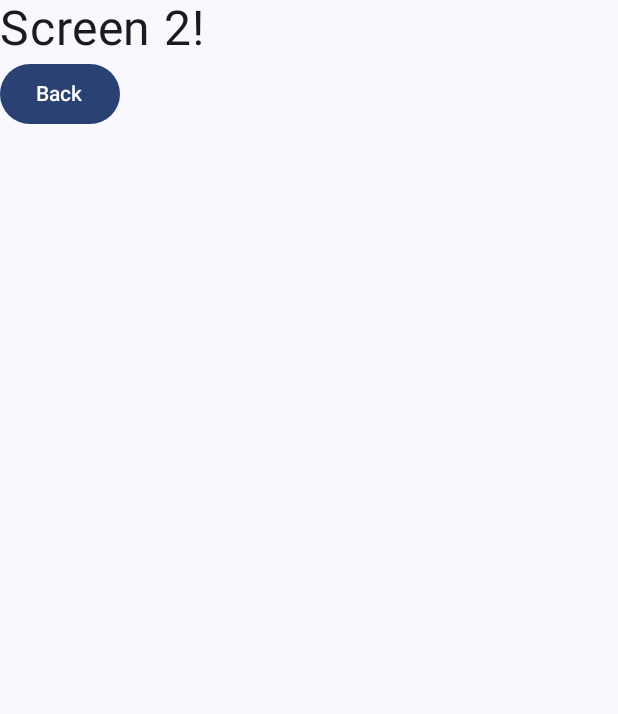
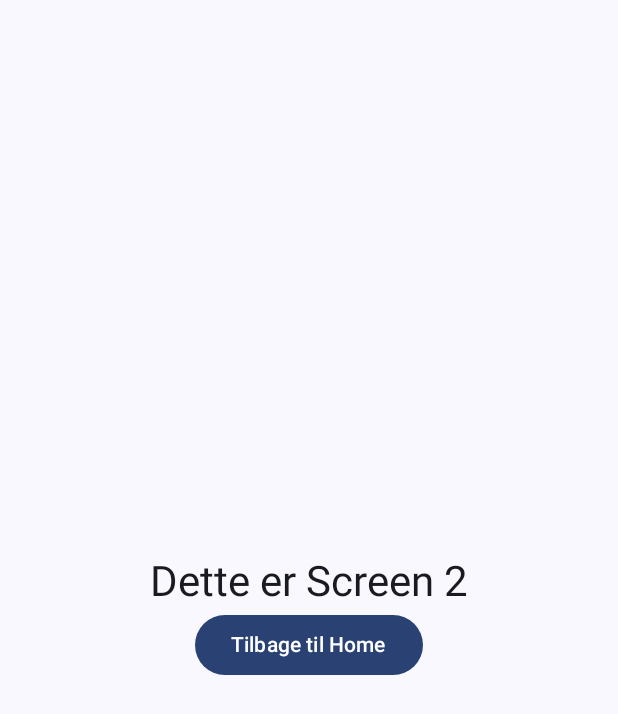
Before and after one commit to njgroenbech/Min-str-m-planl-gning, an Android app built with Jetpack Compose: the composable Screen2 shown on its own in the app's theme, on a phone screen of 412 x 824 dp. Shown: the top 714 px of the screen. Run offline under Robolectric (Android 15) with nearby library versions, the phone set to English and light mode, and no system bars; 2 statements that could not run were skipped.

Commit message:
Jacob version på løsning af opgave 2 d. 2/4-25

```diff
--- a/app/src/main/java/com/example/minstrmplanlgning/data/remote/APIResponse.kt
+++ /dev/null
@@ -1 +0,0 @@
-package com.example.minstrmplanlgning.data.remote
--- a/app/src/main/java/com/example/minstrmplanlgning/data/remote/APIService.kt
+++ /dev/null
@@ -1 +0,0 @@
-package com.example.minstrmplanlgning.data.remote
--- a/app/src/main/java/com/example/minstrmplanlgning/data/somefile.kt
+++ /dev/null
@@ -1 +0,0 @@
-package com.example.minstrmplanlgning.data
--- a/app/src/main/java/com/example/minstrmplanlgning/ui/screens/Screen2.kt
+++ b/app/src/main/java/com/example/minstrmplanlgning/ui/screens/Screen2.kt
@@ -1,20 +1,24 @@
 package com.example.minstrmplanlgning.ui.screens
 
-import androidx.compose.foundation.layout.Column
-import androidx.compose.material3.Button
-import androidx.compose.material3.Text
+import androidx.compose.foundation.layout.*
+import androidx.compose.material3.*
 import androidx.compose.runtime.Composable
-import androidx.compose.ui.unit.sp
+import androidx.compose.ui.Alignment
+import androidx.compose.ui.Modifier
+import androidx.compose.ui.unit.dp
 
 @Composable
 fun Screen2(onBackButtonClick: () -> Unit) {
-    Column {
-        Text(
-            text = "Screen 2!",
-            fontSize = 32.sp
-        )
+    Column(
+        modifier = Modifier
+            .fillMaxSize()
+            .padding(24.dp),
+        verticalArrangement = Arrangement.Center,
+        horizontalAlignment = Alignment.CenterHorizontally
+    ) {
+        Text(text = "Dette er Screen 2", style = MaterialTheme.typography.headlineMedium)
         Button(onClick = onBackButtonClick) {
-            Text("Back")
+            Text("Tilbage til Home")
         }
     }
 }
--- a/app/src/main/java/com/example/minstrmplanlgning/ui/viewmodel/someviewmodel.kt
+++ /dev/null
@@ -1 +0,0 @@
-package com.example.minstrmplanlgning.ui.viewmodel
```
Also changed, not shown: app/src/main/java/com/example/minstrmplanlgning/MainActivity.kt (+4 -21 lines), app/src/main/java/com/example/minstrmplanlgning/navigation/AppNavHost.kt (added, +28 -0 lines), app/src/main/java/com/example/minstrmplanlgning/ui/navigation/HomeScreenScreen2Nav.kt (deleted, +0 -26 lines), app/src/main/java/com/example/minstrmplanlgning/ui/screens/HomeScreen.kt (+33 -16 lines), 1 other file.
